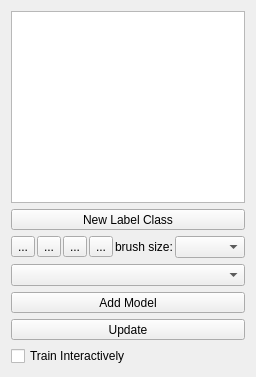
The window that ilastik/applets/networkClassification/nnClassAppletUiTest.ui (ilastik/ilastik) describes before a commit, drawn with Qt 5.
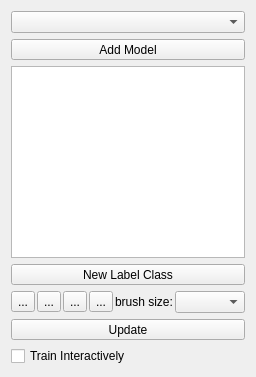
The same window after the commit. Icons and pictures are not drawn. Custom widgets are drawn as their Qt base class.

Commit message: - moved 'Add Model' buttons above label widget

The edit to the form file:
```diff
--- a/ilastik/applets/networkClassification/nnClassAppletUiTest.ui
+++ b/ilastik/applets/networkClassification/nnClassAppletUiTest.ui
@@ -32,6 +32,32 @@
    <string>Form</string>
   </property>
   <layout class="QVBoxLayout" name="verticalLayout">
+       <item>
+    <widget class="QComboBox" name="comboBox">
+     <property name="currentText">
+      <string/>
+     </property>
+    </widget>
+   </item>
+   <item>
+      <widget class="QToolButton" name="addModel">
+       <property name="sizePolicy">
+        <sizepolicy hsizetype="Expanding" vsizetype="Fixed">
+         <horstretch>0</horstretch>
+         <verstretch>0</verstretch>
+        </sizepolicy>
+       </property>
+       <property name="text">
+        <string>Add Model</string>
+       </property>
+       <property name="checkable">
+        <bool>true</bool>
+       </property>
+       <property name="toolButtonStyle">
+        <enum>Qt::ToolButtonTextBesideIcon</enum>
+       </property>
+      </widget>
+     </item>
        <item>
     <widget class="LabelListView" name="labelListView">
      <property name="sizePolicy">
@@ -146,32 +172,6 @@
     </layout>
    </item>
    <item>
-    <widget class="QComboBox" name="comboBox">
-     <property name="currentText">
-      <string/>
-     </property>
-    </widget>
-   </item>
-   <item>
-      <widget class="QToolButton" name="addModel">
-       <property name="sizePolicy">
-        <sizepolicy hsizetype="Expanding" vsizetype="Fixed">
-         <horstretch>0</horstretch>
-         <verstretch>0</verstretch>
-        </sizepolicy>
-       </property>
-       <property name="text">
-        <string>Add Model</string>
-       </property>
-       <property name="checkable">
-        <bool>true</bool>
-       </property>
-       <property name="toolButtonStyle">
-        <enum>Qt::ToolButtonTextBesideIcon</enum>
-       </property>
-      </widget>
-     </item>
-        <item>
       <widget class="QToolButton" name="UpdateButton">
        <property name="sizePolicy">
         <sizepolicy hsizetype="Expanding" vsizetype="Fixed">
```
